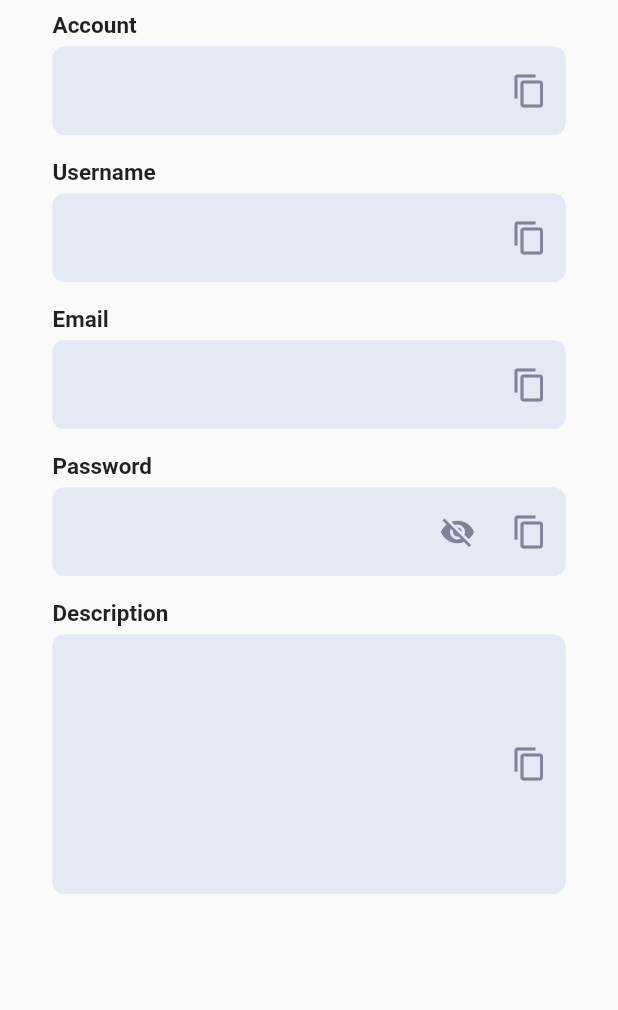
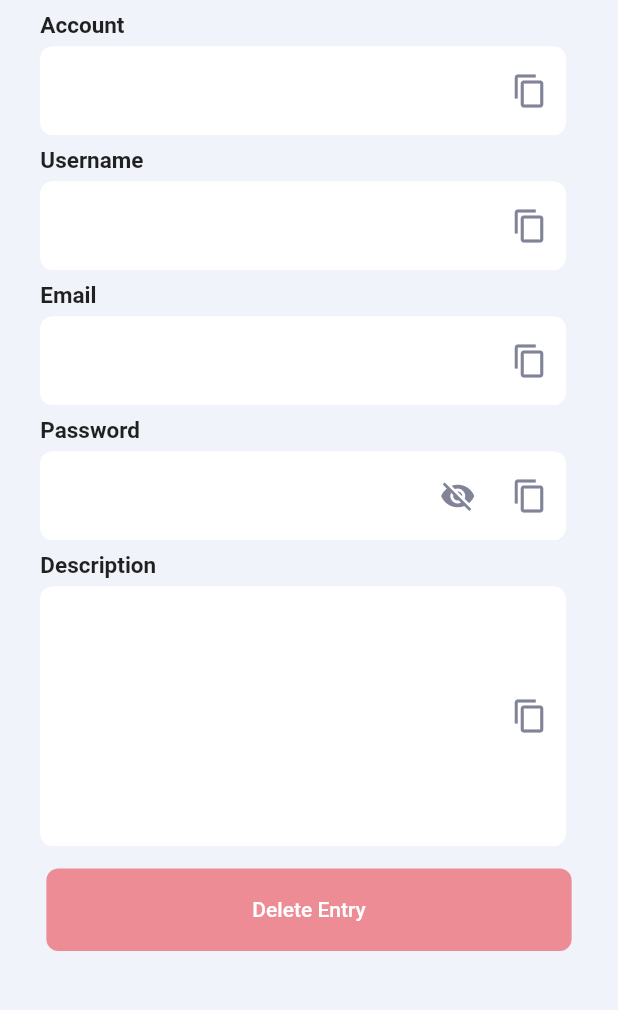
Before and after one commit to peetacho/PassVault-App, a Flutter app: the EntryPage screen opened directly with empty values, on a phone screen of 412 x 824 dp, the part 84-1094 px from its top. Run offline on Flutter 3.47's test engine with Material 2 defaults, Android fonts, the phone set to English and light mode, and no system bars; our stand-ins replace gradient_widgets, shared_preferences; accounts and stored records are empty.

Commit message:
330am july4 fixes

```diff
--- a/lib/main.dart
+++ b/lib/main.dart
@@ -3,7 +3,7 @@ import 'package:flutter/services.dart';
 import 'screens/app.dart';
 
 // void main() => runApp(App());
-
+Color _background = Color.fromRGBO(240, 243, 250, 1);
 void main() {
   SystemChrome.setSystemUIOverlayStyle(SystemUiOverlayStyle(
     statusBarColor: Colors.black, //top bar color
@@ -12,6 +12,10 @@ void main() {
     systemNavigationBarIconBrightness: Brightness.dark,
   ));
   runApp(new MaterialApp(
+    theme: ThemeData(
+      backgroundColor: _background,
+      scaffoldBackgroundColor: _background,
+    ),
     debugShowCheckedModeBanner: false,
     home: new MyTextInput(),
   ));
--- a/lib/screens/entry/EntryPage.dart
+++ b/lib/screens/entry/EntryPage.dart
@@ -3,8 +3,6 @@ import 'package:flutter/material.dart';
 import 'package:flutter/services.dart';
 import 'pageOne.dart';
 import '../app.dart';
-
-Color _searchBarColor = Color.fromRGBO(229, 233, 244, 1);
 
 class EntryPage extends StatefulWidget {
   final item;
@@ -19,6 +17,9 @@ class EntryPage extends StatefulWidget {
 class EntryPageState extends State<EntryPage> {
   final item;
 
+  Color _searchBarColor2 = Color.fromRGBO(229, 233, 244, 1);
+  Color _searchBarColor = Colors.white;
+  Color _background = Color.fromRGBO(240, 243, 250, 1);
   EntryPageState(this.item);
 
   final formKey = GlobalKey<FormState>();
@@ -44,28 +45,65 @@ class EntryPageState extends State<EntryPage> {
                 onPressed: () {
                   Navigator.pop(context);
                 }),
-            actions: <Widget>[editSubmit(item.account)],
+            actions: <Widget>[editSubmit(item.index)],
             elevation: 0.0,
             backgroundColor: Colors.white),
         body: ListView.builder(
             itemCount: 1,
+            padding: EdgeInsets.all(0.0),
             itemBuilder: (context, index) {
-              return Form(
+              return Container(
+                  height: MediaQuery.of(context).size.height * 1,
+                  child: Form(
                       key: formKey,
+                      child: Container(
+                          color: _background,
                           child: Column(
+                            mainAxisAlignment: MainAxisAlignment.start,
+                            crossAxisAlignment: CrossAxisAlignment.center,
                             children: <Widget>[
                               entryAccItem('Account', item.account),
                               entryUserItem('Username', item.user),
                               entryEmailItem('Email', item.email),
                               entryPassItem('Password', item.pass),
-                      entryDescriptionItem('Description', item.description),
+                              entryDescriptionItem(
+                                  'Description', item.description),
+                              deleteButton(item.index)
                             ],
-                  ));
+                          ))));
             }));
   }
 
+  deleteButton(acc) {
+    return Container(
+        margin: EdgeInsets.only(top: 15.0, bottom: 8.0),
+        child: SizedBox(
+          height: 55,
+          width: MediaQuery.of(context).size.width * 0.85,
+          child: FlatButton(
+              color: entryColor2[0],
+              shape: RoundedRectangleBorder(
+                borderRadius: BorderRadius.circular(8.0),
+              ),
+              child: Center(
+                child: Text(
+                  'Delete Entry',
+                  style: TextStyle(color: Colors.white),
+                ),
+              ),
+              onPressed: () {
+                _entryDelete(acc);
+              }),
+        ));
+  }
+
+  var _isFilled = true;
+
   editSubmit(acc) {
     if (_isEdit) {
+      setState(() {
+        (context as Element).reassemble();
+      });
       return FlatButton(
         child: Text(
           'Edit',
@@ -83,7 +121,7 @@ class EntryPageState extends State<EntryPage> {
       return FlatButton(
         child: Text(
           'Submit',
-          style: TextStyle(fontSize: 20.0),
+          style: TextStyle(fontSize: 20.0, color: entryColor0[0]),
         ),
         disabledTextColor: Colors.indigo,
         textColor: Colors.blue[200],
@@ -97,24 +135,40 @@ class EntryPageState extends State<EntryPage> {
     }
   }
 
+  _entryDelete(acc) {
+    // int currentEntryIndex = items.indexWhere((element) => element
+    //     .buildAccount(context)
+    //     .toString()
+    //     .toLowerCase()
+    //     .contains(acc.toString().toLowerCase()));
+    // debugPrint('entry index, currentEntryIndex:  $currentEntryIndex');
+
+    int currentEntryIndex = items.indexWhere((element) =>
+        element.buildIndex(context).toString().contains(acc.toString()));
+
+    // debugPrint('entry index, currentEntryIndex:  $currentEntryIndex');
+
+    // debugPrint('items BEFORE delete: ' + items.toList().toString());
+
+    items.removeAt(currentEntryIndex);
+    itemsToJSON = jsonEncode(items);
+    // debugPrint('items AFTER delete: ' + itemsToJSON);
+
+    debugPrint('entry deleted');
+
+    widget.jsonStorage.writeJSONStorage(itemsToJSON);
+  }
+
   _entrySubmit(acc) {
     if (formKey.currentState.validate()) {
       //save form inputs
       formKey.currentState.save();
-      print(acc);
-      debugPrint("new Entry added: " +
-          EntryItem(_addedAccount, _addedEmail, _addedUsername, _addedPassword,
-                  _addedDescription)
-              .toString());
+      // print(acc);
+      debugPrint('entry submitted');
 
-      debugPrint('items list: ' + items.toList().toString());
-
-      int currentEntryIndex = items.indexWhere((element) => element
-          .buildAccount(context)
-          .toString()
-          .toLowerCase()
-          .contains(acc.toString().toLowerCase()));
-      debugPrint('entry index, currentEntryIndex:  $currentEntryIndex');
+      int currentEntryIndex = items.indexWhere((element) =>
+          element.buildIndex(context).toString().contains(acc.toString()));
+      // debugPrint('entry index, currentEntryIndex:  $currentEntryIndex');
 
       items.removeAt(currentEntryIndex);
 
@@ -122,11 +176,11 @@ class EntryPageState extends State<EntryPage> {
       items.insert(
           currentEntryIndex,
           EntryItem(_addedAccount, _addedEmail, _addedUsername, _addedPassword,
-              _addedDescription));
+              _addedDescription, acc));
 
       //EntryItem objects converted to JSON string
       itemsToJSON = jsonEncode(items);
-      print(itemsToJSON);
+      //print(itemsToJSON);
 
       widget.jsonStorage.writeJSONStorage(itemsToJSON);
 
@@ -136,7 +190,8 @@ class EntryPageState extends State<EntryPage> {
 
   entryAccItem(label, item) {
     return Container(
-      margin: EdgeInsets.fromLTRB(35.0, 8.0, 35.0, 8.0),
+      margin: EdgeInsets.only(top: 8.0, right: 8.0),
+      width: MediaQuery.of(context).size.width * 0.85,
       child: Column(
         crossAxisAlignment: CrossAxisAlignment.start,
         children: <Widget>[
@@ -156,7 +211,7 @@ class EntryPageState extends State<EntryPage> {
                 : new TextEditingController(text: item),
             readOnly: _isEdit,
             decoration: InputDecoration(
-                filled: true,
+                filled: _isFilled,
                 hintText: item,
                 suffixIcon: IconButton(
                     icon: Icon(
@@ -194,7 +249,8 @@ class EntryPageState extends State<EntryPage> {
 
   entryUserItem(label, item) {
     return Container(
-      margin: EdgeInsets.fromLTRB(35.0, 8.0, 35.0, 8.0),
+      margin: EdgeInsets.only(top: 8.0, right: 8.0),
+      width: MediaQuery.of(context).size.width * 0.85,
       child: Column(
         crossAxisAlignment: CrossAxisAlignment.start,
         children: <Widget>[
@@ -214,7 +270,7 @@ class EntryPageState extends State<EntryPage> {
                 : new TextEditingController(text: item),
             readOnly: _isEdit,
             decoration: InputDecoration(
-                filled: true,
+                filled: _isFilled,
                 hintText: item,
                 suffixIcon: IconButton(
                     icon: Icon(
@@ -252,7 +308,8 @@ class EntryPageState extends State<EntryPage> {
 
   entryEmailItem(label, item) {
     return Container(
-      margin: EdgeInsets.fromLTRB(35.0, 8.0, 35.0, 8.0),
+      margin: EdgeInsets.only(top: 8.0, right: 8.0),
+      width: MediaQuery.of(context).size.width * 0.85,
       child: Column(
         crossAxisAlignment: CrossAxisAlignment.start,
         children: <Widget>[
@@ -272,7 +329,7 @@ class EntryPageState extends State<EntryPage> {
                 : new TextEditingController(text: item),
             readOnly: _isEdit,
             decoration: InputDecoration(
-                filled: true,
+                filled: _isFilled,
                 hintText: item,
                 suffixIcon: IconButton(
                     icon: Icon(
@@ -336,7 +393,8 @@ class EntryPageState extends State<EntryPage> {
 
   entryPassItem(label, item) {
     return Container(
-      margin: EdgeInsets.fromLTRB(35.0, 8.0, 35.0, 8.0),
+      margin: EdgeInsets.only(top: 8.0, right: 8.0),
+      width: MediaQuery.of(context).size.width * 0.85,
       child: Column(
         crossAxisAlignment: CrossAxisAlignment.start,
         children: <Widget>[
@@ -357,7 +415,7 @@ class EntryPageState extends State<EntryPage> {
             readOnly: _isEdit,
             obscureText: _isHidden,
             decoration: InputDecoration(
-                filled: true,
+                filled: _isFilled,
                 hintText: item,
                 suffixIcon: Row(
                   mainAxisAlignment:
@@ -440,7 +498,8 @@ class EntryPageState extends State<EntryPage> {
 
   entryDescriptionItem(label, item) {
     return Container(
-      margin: EdgeInsets.fromLTRB(35.0, 8.0, 35.0, 8.0),
+      margin: EdgeInsets.only(top: 8.0, right: 8.0),
+      width: MediaQuery.of(context).size.width * 0.85,
       child: Column(
         crossAxisAlignment: CrossAxisAlignment.start,
         children: <Widget>[
@@ -462,7 +521,7 @@ class EntryPageState extends State<EntryPage> {
                 : new TextEditingController(text: item),
             decoration: InputDecoration(
                 // contentPadding: const EdgeInsets.symmetric(vertical: 60.0),
-                filled: true,
+                filled: _isFilled,
                 hintText: item,
                 suffixIcon: IconButton(
                     icon: Icon(
```
Also changed, not shown: lib/screens/app.dart (+26 -21 lines), lib/screens/entry/pageOne.dart (+30 -11 lines). Lines whose indentation alone changed are shown as unchanged.
